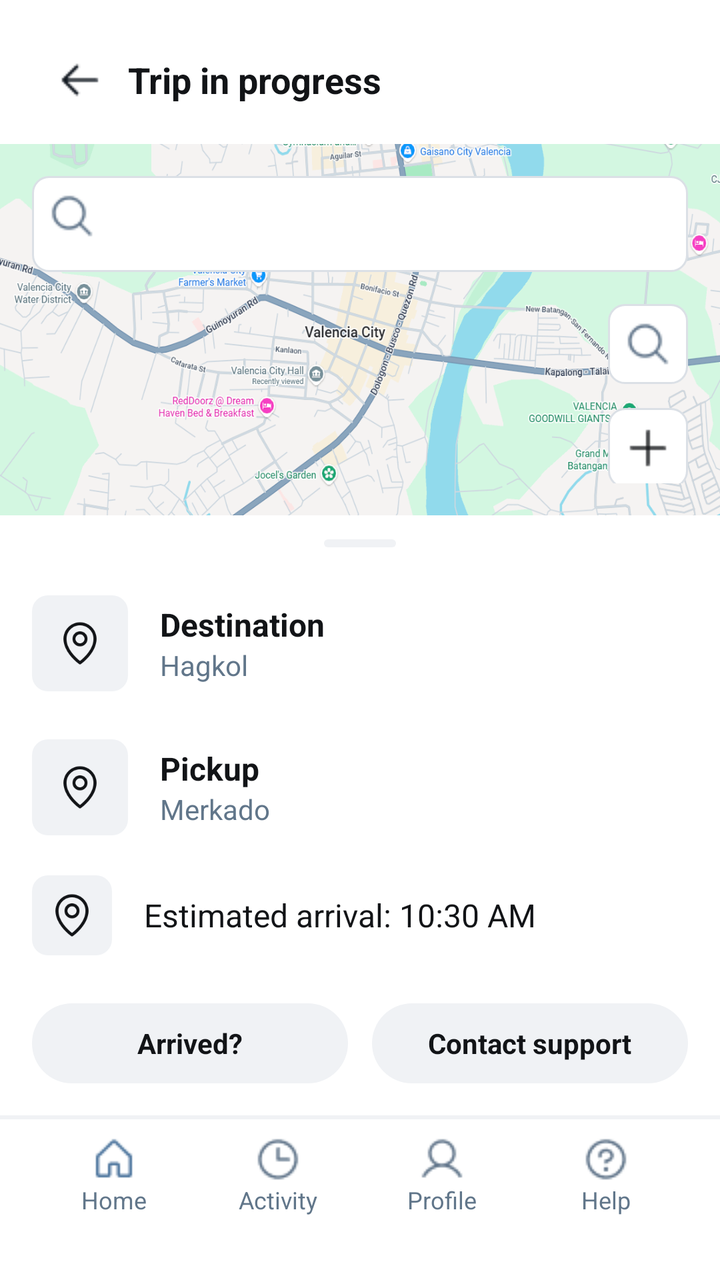
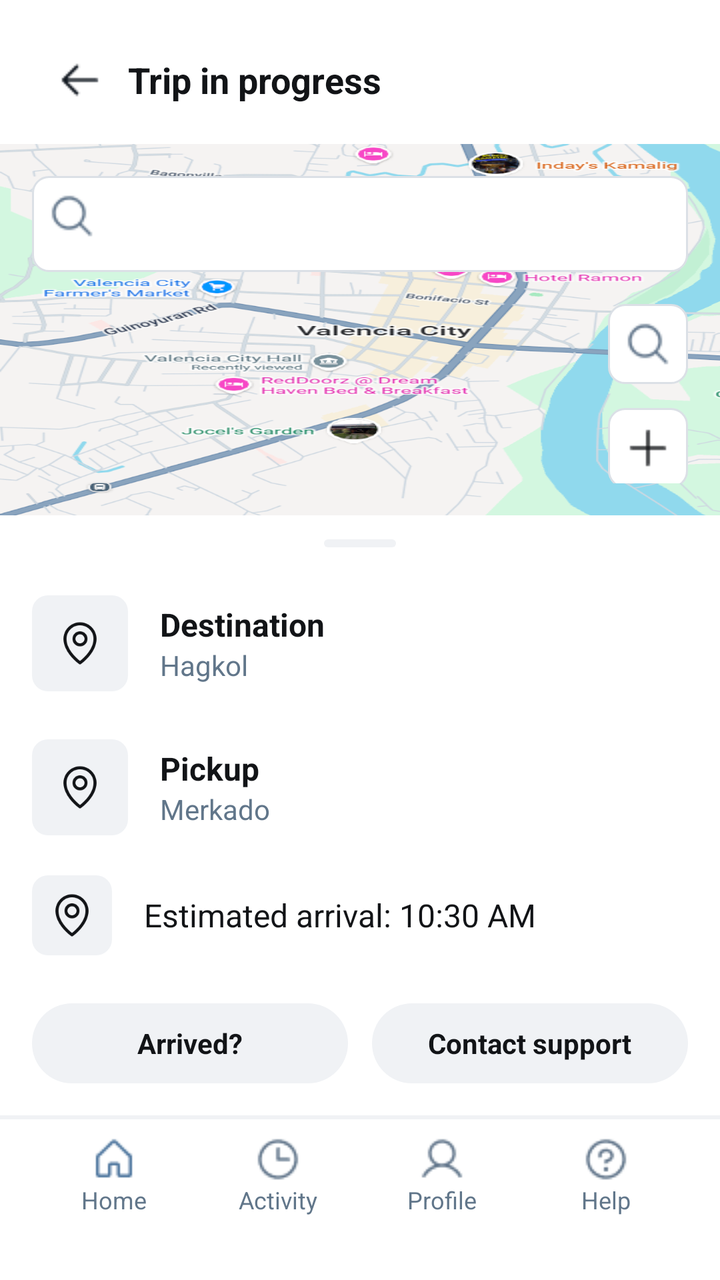

The first picture is an Android layout as it rendered before a commit; the second is the same layout after the commit. The layout source and the unified diff follow.
<!-- AndroidManifest.xml: application theme Theme.Tricycle_app -->
<!-- res/layout/usertripprogress.xml -->
<?xml version="1.0" encoding="utf-8"?>
<LinearLayout xmlns:android="http://schemas.android.com/apk/res/android"
    android:layout_width="match_parent"
    android:layout_height="match_parent"
    android:orientation="vertical"
    android:background="#FFFFFF">

    <LinearLayout
        android:layout_width="match_parent"
        android:layout_height="wrap_content"
        android:orientation="horizontal"
        android:gravity="center_vertical"
        android:paddingTop="16dp"
        android:paddingBottom="8dp"
        android:paddingStart="16dp"
        android:paddingEnd="16dp">

        <LinearLayout
            android:id="@+id/btnBack"
            android:layout_width="48dp"
            android:layout_height="48dp"
            android:gravity="center"
            android:clickable="true"
            android:focusable="true">
            <View
                android:layout_width="24dp"
                android:layout_height="24dp"
                android:background="@drawable/arrow"/>
        </LinearLayout>

        <TextView
            android:layout_width="wrap_content"
            android:layout_height="wrap_content"
            android:text="Trip in progress"
            android:textSize="18sp"
            android:textStyle="bold"
            android:textColor="#121417"
            android:paddingEnd="48dp"/>
    </LinearLayout>

    <LinearLayout
        android:layout_width="match_parent"
        android:layout_height="0dp"
        android:layout_weight="1"
        android:background="@drawable/map"
        android:orientation="vertical"
        android:padding="16dp">

        <LinearLayout
            android:layout_width="match_parent"
            android:layout_height="wrap_content"
            android:layout_marginBottom="16dp"
            android:background="@drawable/bg_rounded_border"
            android:orientation="horizontal"
            android:padding="8dp">

            <View
                android:layout_width="24dp"
                android:layout_height="24dp"
                android:background="@drawable/magni" />

            <View
                android:layout_width="match_parent"
                android:layout_height="32dp"
                android:background="@android:color/transparent" />
        </LinearLayout>

        <View
            android:layout_width="match_parent"
            android:layout_height="0dp"
            android:layout_weight="1" />

        <LinearLayout
            android:layout_width="match_parent"
            android:layout_height="wrap_content"
            android:gravity="end"
            android:orientation="vertical">

            <LinearLayout
                android:layout_width="40dp"
                android:layout_height="40dp"
                android:layout_marginBottom="12dp"
                android:background="@drawable/bg_rounded_border"
                android:gravity="center">

                <View
                    android:layout_width="24dp"
                    android:layout_height="24dp"
                    android:background="@drawable/magni" />
            </LinearLayout>

            <LinearLayout
                android:layout_width="40dp"
                android:layout_height="40dp"
                android:layout_marginBottom="12dp"
                android:background="@drawable/bg_rounded_border"
                android:gravity="center">

                <View
                    android:layout_width="24dp"
                    android:layout_height="24dp"
                    android:background="@drawable/plus" />
            </LinearLayout>

            <LinearLayout
                android:layout_width="40dp"
                android:layout_height="40dp"
                android:background="@drawable/bg_rounded_border"
                android:gravity="center">

                <View
                    android:layout_width="24dp"
                    android:layout_height="24dp"
                    android:background="@drawable/minus" />
            </LinearLayout>
        </LinearLayout>
    </LinearLayout>

    <LinearLayout
        android:layout_width="match_parent"
        android:layout_height="wrap_content"
        android:orientation="vertical"
        android:background="#FFFFFF"
        android:paddingTop="8dp">

        <LinearLayout
            android:layout_width="match_parent"
            android:layout_height="20dp"
            android:gravity="center"
            android:paddingBottom="8dp">
            <View
                android:layout_width="36dp"
                android:layout_height="4dp"
                android:background="@drawable/bg_pill_grey"/>
        </LinearLayout>

        <LinearLayout
            android:layout_width="match_parent"
            android:layout_height="wrap_content"
            android:orientation="horizontal"
            android:paddingStart="16dp"
            android:paddingEnd="16dp"
            android:paddingTop="8dp"
            android:paddingBottom="8dp"
            android:gravity="center_vertical"
            android:minHeight="72dp">

            <LinearLayout
                android:layout_width="48dp"
                android:layout_height="48dp"
                android:background="@drawable/bg_rounded_light_grey"
                android:gravity="center">

                <View
                    android:layout_width="24dp"
                    android:layout_height="24dp"
                    android:background="@drawable/betterpin" />
            </LinearLayout>

            <LinearLayout
                android:layout_width="0dp"
                android:layout_height="wrap_content"
                android:layout_weight="1"
                android:orientation="vertical"
                android:layout_marginStart="16dp">

                <TextView
                    android:layout_width="wrap_content"
                    android:layout_height="wrap_content"
                    android:text="Destination"
                    android:textStyle="bold"
                    android:textSize="16sp"
                    android:textColor="#121417"/>

                <TextView
                    android:layout_width="wrap_content"
                    android:layout_height="wrap_content"
                    android:text="Hagkol"
                    android:textSize="14sp"
                    android:textColor="#61768A"/>
            </LinearLayout>
        </LinearLayout>

        <LinearLayout
            android:layout_width="match_parent"
            android:layout_height="wrap_content"
            android:orientation="horizontal"
            android:paddingStart="16dp"
            android:paddingEnd="16dp"
            android:paddingTop="8dp"
            android:paddingBottom="8dp"
            android:gravity="center_vertical"
            android:minHeight="72dp">

            <LinearLayout
                android:layout_width="48dp"
                android:layout_height="48dp"
                android:background="@drawable/bg_rounded_light_grey"
                android:gravity="center">

                <View
                    android:layout_width="24dp"
                    android:layout_height="24dp"
                    android:background="@drawable/betterpin" />
            </LinearLayout>

            <LinearLayout
                android:layout_width="0dp"
                android:layout_height="wrap_content"
                android:layout_weight="1"
                android:orientation="vertical"
                android:layout_marginStart="16dp">

                <TextView
                    android:layout_width="wrap_content"
                    android:layout_height="wrap_content"
                    android:text="Pickup"
                    android:textStyle="bold"
                    android:textSize="16sp"
                    android:textColor="#121417"/>

                <TextView
                    android:layout_width="wrap_content"
                    android:layout_height="wrap_content"
                    android:text="Merkado"
                    android:textSize="14sp"
                    android:textColor="#61768A"/>
            </LinearLayout>
        </LinearLayout>

        <LinearLayout
            android:layout_width="match_parent"
            android:layout_height="56dp"
            android:orientation="horizontal"
            android:gravity="center_vertical"
            android:paddingStart="16dp"
            android:paddingEnd="16dp">

            <LinearLayout
                android:layout_width="40dp"
                android:layout_height="40dp"
                android:background="@drawable/bg_rounded_light_grey"
                android:gravity="center">

                <View
                    android:layout_width="24dp"
                    android:layout_height="24dp"
                    android:background="@drawable/betterpin" />
            </LinearLayout>

            <TextView
                android:layout_width="wrap_content"
                android:layout_height="wrap_content"
                android:text="Estimated arrival: 10:30 AM"
                android:textSize="16sp"
                android:textColor="#121417"
                android:layout_marginStart="16dp"/>
        </LinearLayout>

        <LinearLayout
            android:layout_width="match_parent"
            android:layout_height="wrap_content"
            android:orientation="horizontal"
            android:padding="16dp">

            <LinearLayout
                android:id="@+id/btnShareTrip"
                android:layout_width="0dp"
                android:layout_height="40dp"
                android:layout_weight="1"
                android:background="@drawable/bg_pill_grey"
                android:gravity="center"
                android:clickable="true"
                android:focusable="true"
                android:layout_marginEnd="6dp">
                <TextView
                    android:layout_width="wrap_content"
                    android:layout_height="wrap_content"
                    android:text="Arrived?"
                    android:textStyle="bold"
                    android:textColor="#121417"
                    android:textSize="14sp"/>
            </LinearLayout>

            <LinearLayout
                android:id="@+id/btnContactSupport"
                android:layout_width="0dp"
                android:layout_height="40dp"
                android:layout_weight="1"
                android:background="@drawable/bg_pill_grey"
                android:gravity="center"
                android:clickable="true"
                android:focusable="true"
                android:layout_marginStart="6dp">
                <TextView
                    android:layout_width="wrap_content"
                    android:layout_height="wrap_content"
                    android:text="Contact support"
                    android:textStyle="bold"
                    android:textColor="#121417"
                    android:textSize="14sp"/>
            </LinearLayout>
        </LinearLayout>

    </LinearLayout>

    <LinearLayout
        android:layout_width="match_parent"
        android:layout_height="wrap_content"
        android:orientation="vertical">

        <View
            android:layout_width="match_parent"
            android:layout_height="1dp"
            android:background="#F0F2F5"/>

    </LinearLayout>

    <include layout="@layout/usernavbar" />

</LinearLayout>
<!-- res/layout/usernavbar.xml (included above) -->
<?xml version="1.0" encoding="utf-8"?>
<LinearLayout xmlns:android="http://schemas.android.com/apk/res/android"
    android:layout_width="match_parent"
    android:layout_height="wrap_content"
    android:orientation="vertical"
    android:background="#FFFFFF">

    <View
        android:layout_width="match_parent"
        android:layout_height="1dp"
        android:background="#F0F2F5"/>

    <LinearLayout
        android:layout_width="match_parent"
        android:layout_height="wrap_content"
        android:orientation="horizontal"
        android:paddingTop="8dp"
        android:paddingBottom="12dp"
        android:paddingStart="16dp"
        android:paddingEnd="16dp">

        <LinearLayout
            android:id="@+id/nav_home"
            android:layout_width="0dp"
            android:layout_height="wrap_content"
            android:layout_weight="1"
            android:orientation="vertical"
            android:gravity="center"
            android:clickable="true"
            android:focusable="true">

            <View
                android:layout_width="24dp"
                android:layout_height="24dp"
                android:background="@drawable/home" />

            <TextView
                android:layout_width="wrap_content"
                android:layout_height="wrap_content"
                android:text="Home"
                android:textSize="12sp"
                android:textColor="#61768A"/>
        </LinearLayout>

        <LinearLayout
            android:id="@+id/nav_activity"
            android:layout_width="0dp"
            android:layout_height="wrap_content"
            android:layout_weight="1"
            android:orientation="vertical"
            android:gravity="center"
            android:clickable="true"
            android:focusable="true">

            <View
                android:layout_width="24dp"
                android:layout_height="24dp"
                android:background="@drawable/clock" />

            <TextView
                android:layout_width="wrap_content"
                android:layout_height="wrap_content"
                android:text="Activity"
                android:textSize="12sp"
                android:textColor="#61768A"/>
        </LinearLayout>

        <LinearLayout
            android:id="@+id/nav_profile"
            android:layout_width="0dp"
            android:layout_height="wrap_content"
            android:layout_weight="1"
            android:orientation="vertical"
            android:gravity="center"
            android:clickable="true"
            android:focusable="true">

            <View
                android:layout_width="24dp"
                android:layout_height="24dp"
                android:background="@drawable/profile" />

            <TextView
                android:layout_width="wrap_content"
                android:layout_height="wrap_content"
                android:text="Profile"
                android:textColor="#61768A"
                android:textSize="12sp"
                android:textStyle="normal" />
        </LinearLayout>

        <LinearLayout
            android:id="@+id/nav_help"
            android:layout_width="0dp"
            android:layout_height="wrap_content"
            android:layout_weight="1"
            android:orientation="vertical"
            android:gravity="center"
            android:clickable="true"
            android:focusable="true">

            <View
                android:layout_width="24dp"
                android:layout_height="24dp"
                android:background="@drawable/help" />

            <TextView
                android:layout_width="wrap_content"
                android:layout_height="wrap_content"
                android:text="Help"
                android:textSize="12sp"
                android:textColor="#61768A"/>
        </LinearLayout>

    </LinearLayout>

    <View
        android:layout_width="match_parent"
        android:layout_height="20dp"
        android:background="#FFFFFF"/>

</LinearLayout>
<!-- resources referenced by this layout -->
<resources>
  <!-- drawable arrow: png bitmap (drawable, 284 bytes) -->
  <!-- drawable betterpin: png bitmap (drawable, 2818 bytes) -->
  <!-- drawable bg_pill_grey (drawable) -->
  <?xml version="1.0" encoding="utf-8"?>
  <shape xmlns:android="http://schemas.android.com/apk/res/android"
      android:shape="rectangle">
      <solid android:color="#F0F2F5" /> <corners android:radius="100dp" />
  </shape>
  <!-- drawable bg_rounded_border (drawable) -->
  <?xml version="1.0" encoding="utf-8"?>
  <shape xmlns:android="http://schemas.android.com/apk/res/android"
      android:shape="rectangle">
  
      <solid android:color="#FFFFFF"/>
  
      <corners android:radius="8dp"/>
  
      <stroke
          android:width="1dp"
          android:color="#DBE0E6"/>
  
  </shape>
  <!-- drawable bg_rounded_light_grey (drawable) -->
  <?xml version="1.0" encoding="utf-8"?>
  <shape xmlns:android="http://schemas.android.com/apk/res/android"
      android:shape="rectangle">
      <solid android:color="#F0F2F5" />
      <corners android:radius="8dp" />
  </shape>
  <!-- drawable clock: png bitmap (drawable, 664 bytes) -->
  <!-- drawable help: png bitmap (drawable, 764 bytes) -->
  <!-- drawable home: png bitmap (drawable, 468 bytes) -->
  <!-- drawable magni: png bitmap (drawable, 614 bytes) -->
  <!-- drawable map: png bitmap (drawable, 265506 bytes) -->
  <!-- drawable minus: png bitmap (drawable, 175 bytes) -->
  <!-- drawable plus: png bitmap (drawable, 238 bytes) -->
  <!-- drawable profile: png bitmap (drawable, 661 bytes) -->
  <style name="Theme.Tricycle_app" parent="Base.Theme.Tricycle_app" />
  <style name="Base.Theme.Tricycle_app" parent="Theme.Material3.DayNight.NoActionBar">
          
          
      </style>
</resources>

<!-- the commit's change to res/layout/usertripprogress.xml (unified diff, before → after) -->
@@ -42,7 +42,7 @@
         android:layout_width="match_parent"
         android:layout_height="0dp"
         android:layout_weight="1"
-        android:background="@drawable/map"
+        android:background="@drawable/mapver"
         android:orientation="vertical"
         android:padding="16dp">
 
<!-- resource entries referenced after the edit -->
@@ -33,7 +33,7 @@
   <!-- drawable help: png bitmap (drawable, 764 bytes) -->
   <!-- drawable home: png bitmap (drawable, 468 bytes) -->
   <!-- drawable magni: png bitmap (drawable, 614 bytes) -->
-  <!-- drawable map: png bitmap (drawable, 265506 bytes) -->
+  <!-- drawable mapver: png bitmap (drawable, 175316 bytes) -->
   <!-- drawable minus: png bitmap (drawable, 175 bytes) -->
   <!-- drawable plus: png bitmap (drawable, 238 bytes) -->
   <!-- drawable profile: png bitmap (drawable, 661 bytes) -->
